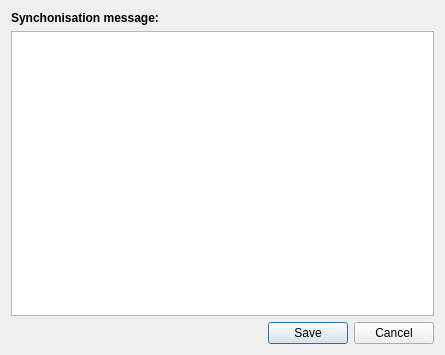
Qt form src/plugins/organisation/PMRWorkspacesWindow/src/pmrworkspaceswindowsynchronizedialog.ui (opencor/opencor) before a commit.
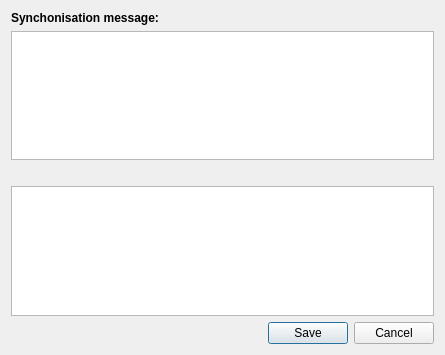
The same form after that commit.

Commit message: PMR Workspaces window: some work on synchronising a workspace with PMR (#1212 and #1213).

The edit to the form file:
```diff
--- a/src/plugins/organisation/PMRWorkspacesWindow/src/pmrworkspaceswindowsynchronizedialog.ui
+++ b/src/plugins/organisation/PMRWorkspacesWindow/src/pmrworkspaceswindowsynchronizedialog.ui
@@ -30,6 +30,19 @@
    <item>
     <widget class="QTextEdit" name="messageValue"/>
    </item>
+   <item>
+    <widget class="QLabel" name="changesLabel">
+     <property name="font">
+      <font>
+       <weight>75</weight>
+       <bold>true</bold>
+      </font>
+     </property>
+    </widget>
+   </item>
+   <item>
+    <widget class="QListView" name="changesValue"/>
+   </item>
    <item>
     <widget class="QDialogButtonBox" name="buttonBox">
      <property name="orientation">
```
The commit also changes 4 other files.
